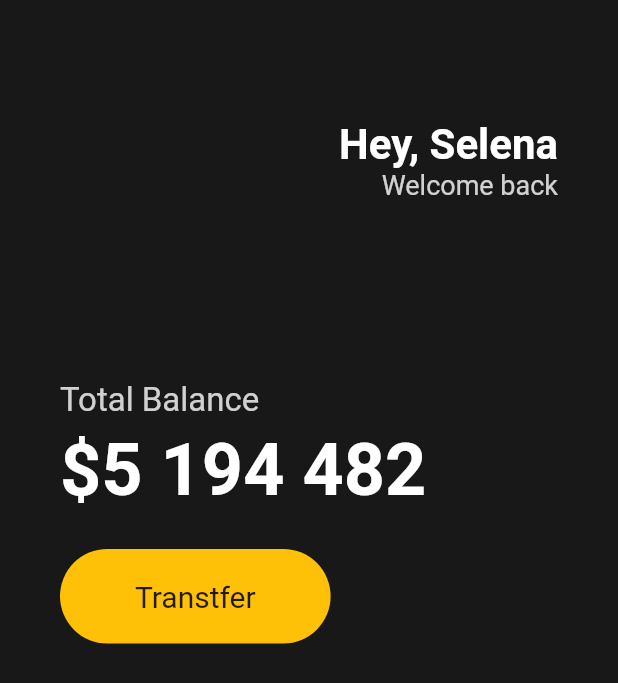
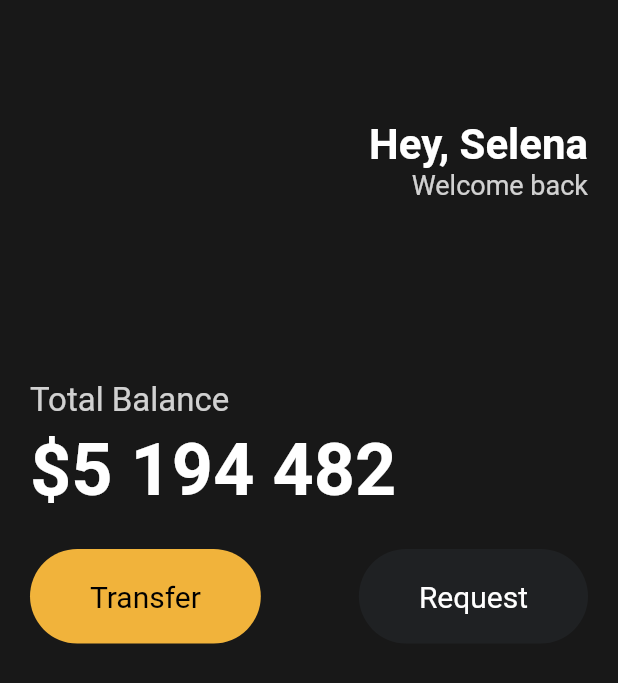
Before and after one commit to sungheeyoon/flutter-webtoons, a Flutter app: the screen it shows after launch, on a phone screen of 412 x 824 dp. Shown: the top 683 px of the screen. Run offline on Flutter 3.47's test engine with Material 2 defaults, Android fonts, the phone set to English and light mode, and no system bars.

Commit message:
Reusable Button

```diff
--- a/lib/main.dart
+++ b/lib/main.dart
@@ -1,5 +1,5 @@
-import 'package:flutter/cupertino.dart';
 import 'package:flutter/material.dart';
+import 'package:webtoons/widgets/button.dart';
 
 void main() {
   runApp(App());
@@ -13,7 +13,7 @@
         backgroundColor: const Color(0xFF181818),
         body: Padding(
           padding: const EdgeInsets.symmetric(
-            horizontal: 40,
+            horizontal: 20,
           ),
           child: Column(
             crossAxisAlignment: CrossAxisAlignment.start,
@@ -67,20 +67,16 @@
                 height: 25,
               ),
               Row(
-                children: [
-                  Container(
-                    decoration: BoxDecoration(
-                        color: Colors.amber,
-                        borderRadius: BorderRadius.circular(45)),
-                    child: const Padding(
-                      padding:
-                          EdgeInsets.symmetric(vertical: 20, horizontal: 50),
-                      child: Text(
-                        'Transtfer',
-                        style: TextStyle(fontSize: 20),
-                      ),
-                    ),
-                  )
+                mainAxisAlignment: MainAxisAlignment.spaceBetween,
+                children: const [
+                  Button(
+                      text: "Transfer",
+                      bgColor: Color(0xFFF1B33B),
+                      textColor: Colors.black),
+                  Button(
+                      text: "Request",
+                      bgColor: Color(0xFF1F2123),
+                      textColor: Colors.white)
                 ],
               )
             ],
--- /dev/null
+++ b/lib/widgets/button.dart
@@ -0,0 +1,28 @@
+import 'package:flutter/cupertino.dart';
+
+class Button extends StatelessWidget {
+  final String text;
+  final Color bgColor;
+  final Color textColor;
+
+  const Button(
+      {super.key,
+      required this.text,
+      required this.bgColor,
+      required this.textColor});
+
+  @override
+  Widget build(BuildContext context) {
+    return Container(
+      decoration: BoxDecoration(
+          color: bgColor, borderRadius: BorderRadius.circular(45)),
+      child: Padding(
+        padding: const EdgeInsets.symmetric(vertical: 20, horizontal: 40),
+        child: Text(
+          text,
+          style: TextStyle(color: textColor, fontSize: 20),
+        ),
+      ),
+    );
+  }
+}
```
